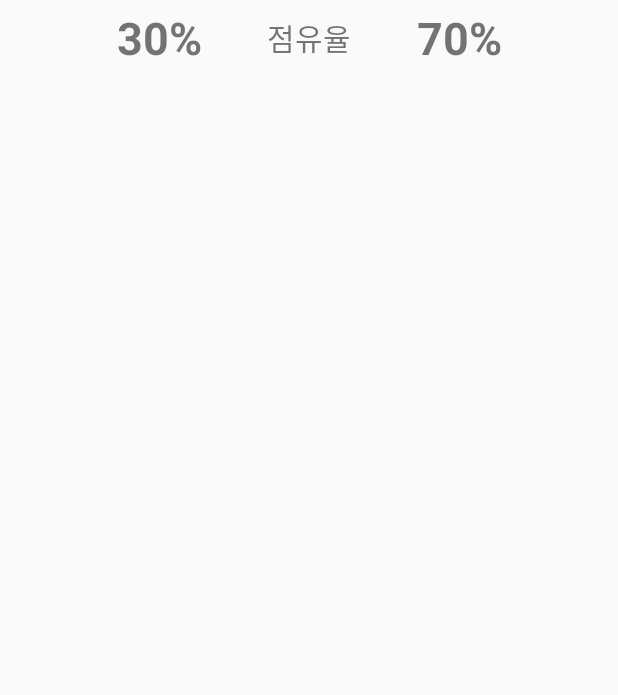
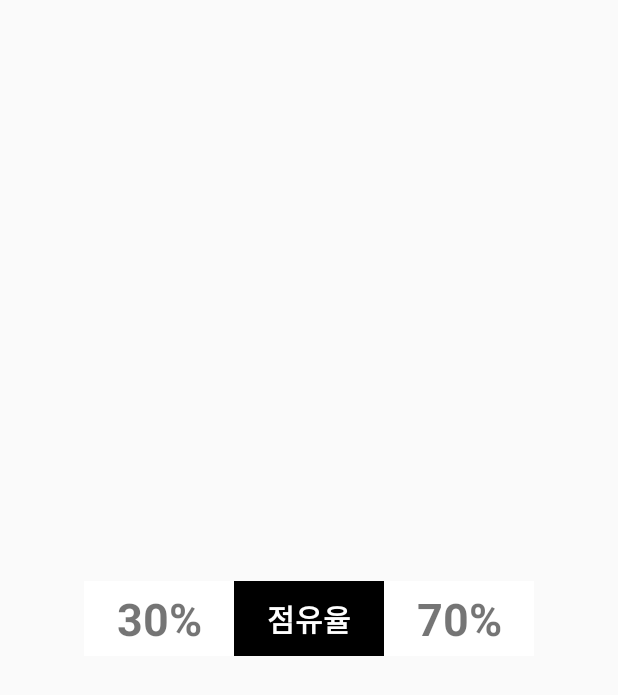
Before and after one commit to gksthf2271/FIGLE_M, an Android app: the layout cview_detail_info.xml on its own in the app's theme, with its tools: preview values and no code run, on a phone screen of 412 x 824 dp. Shown: the top 695 px of the screen. Run offline under Robolectric (Android 15) with nearby library versions, the phone set to English and light mode, and no system bars.

```diff
--- a/app/src/main/res/layout/cview_detail_info.xml
+++ b/app/src/main/res/layout/cview_detail_info.xml
@@ -4,7 +4,7 @@
     xmlns:android="http://schemas.android.com/apk/res/android"
     xmlns:app="http://schemas.android.com/apk/res-auto"
     android:layout_width="match_parent"
-    android:layout_height="wrap_content">
+    android:layout_height="match_parent">
 
     <TextView
         android:id="@+id/txt_LeftInfo"
@@ -14,8 +14,10 @@
         android:text="30%"
         android:textSize="30sp"
         android:textStyle="bold"
-        app:layout_constraintTop_toTopOf="parent"
-        app:layout_constraintRight_toLeftOf="@id/txt_title"/>
+        android:background="@color/search_text_color"
+        app:layout_constraintTop_toTopOf="@id/txt_title"
+        app:layout_constraintRight_toLeftOf="@id/txt_title"
+        app:layout_constraintBottom_toBottomOf="@id/txt_title"/>
 
     <TextView
         android:id="@+id/txt_title"
@@ -24,9 +26,13 @@
         android:gravity="center"
         android:text="점유율"
         android:textSize="20sp"
+        android:background="@color/search_detail_item_title_background"
+        android:textColor="@color/search_text_color"
+        android:textStyle="bold"
         app:layout_constraintTop_toTopOf="parent"
         app:layout_constraintLeft_toLeftOf="parent"
-        app:layout_constraintRight_toRightOf="parent"/>
+        app:layout_constraintRight_toRightOf="parent"
+        app:layout_constraintBottom_toBottomOf="parent"/>
 
     <TextView
         android:id="@+id/txt_RightInfo"
@@ -36,8 +42,10 @@
         android:text="70%"
         android:textSize="30sp"
         android:textStyle="bold"
-        app:layout_constraintTop_toTopOf="parent"
-        app:layout_constraintLeft_toRightOf="@id/txt_title"/>
+        android:background="@color/search_text_color"
+        app:layout_constraintTop_toTopOf="@id/txt_title"
+        app:layout_constraintLeft_toRightOf="@id/txt_title"
+        app:layout_constraintBottom_toBottomOf="@id/txt_title"/>
 
 </androidx.constraintlayout.widget.ConstraintLayout>
 </layout>
--- a/app/src/main/res/layout/fragment_search_container.xml
+++ b/app/src/main/res/layout/fragment_search_container.xml
@@ -1,4 +1,5 @@
 <?xml version="1.0" encoding="utf-8"?>
+<layout>
 <androidx.constraintlayout.widget.ConstraintLayout xmlns:android="http://schemas.android.com/apk/res/android"
     xmlns:app="http://schemas.android.com/apk/res-auto"
     android:layout_width="match_parent"
@@ -12,3 +13,4 @@
         app:layout_constraintHeight_percent="0.8"
         app:layout_constraintBottom_toBottomOf="parent"/>
 </androidx.constraintlayout.widget.ConstraintLayout>
+</layout>
--- /dev/null
+++ b/app/src/main/res/values/attrs.xml
@@ -0,0 +1,6 @@
+<?xml version="1.0" encoding="utf-8"?>
+<resources>
+    <declare-styleable name="SearchDetailItemView">
+        <attr name="searchDetailItemView" format="reference|integer" />
+    </declare-styleable>
+</resources>
--- a/app/src/main/res/values/colors.xml
+++ b/app/src/main/res/values/colors.xml
@@ -13,5 +13,6 @@
     <color name="search_list_lose">#BFF3214B</color>
     <color name="search_list_draw">#F0DFDFDF</color>
     <color name="search_list_header_background">#B3000000</color>
+    <color name="search_detail_item_title_background">#000000</color>
 
 </resources>
```
Also changed, not shown: app/src/main/java/com/example/figle_m/SearchList/SearchDetailView/SearchDetailDialogFragment.kt (+54 -36 lines), app/src/main/java/com/example/figle_m/SearchList/SearchDetailView/SearchDetailItemView.kt (+10 -5 lines), app/src/main/java/com/example/figle_m/SearchList/SearchListAdapter.kt (+78 -81 lines), app/src/main/java/com/example/figle_m/SearchList/SearchListFragment.kt (+4 -3 lines), app/src/main/res/layout/fragment_search_detail.xml (+11 -13 lines).
